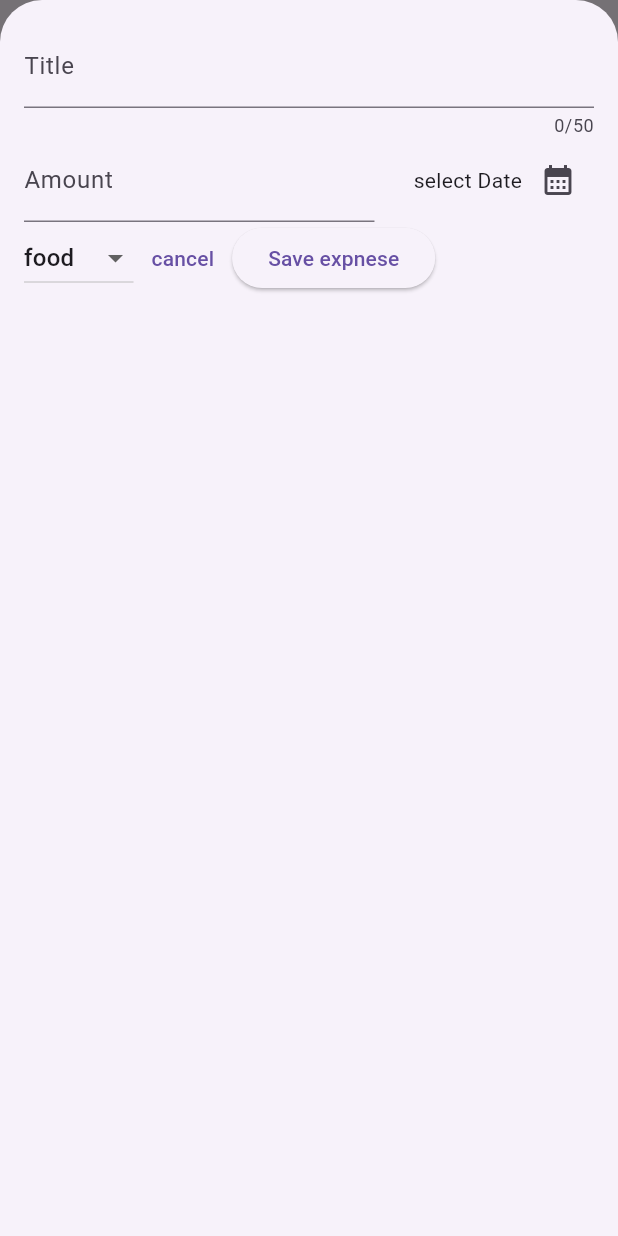
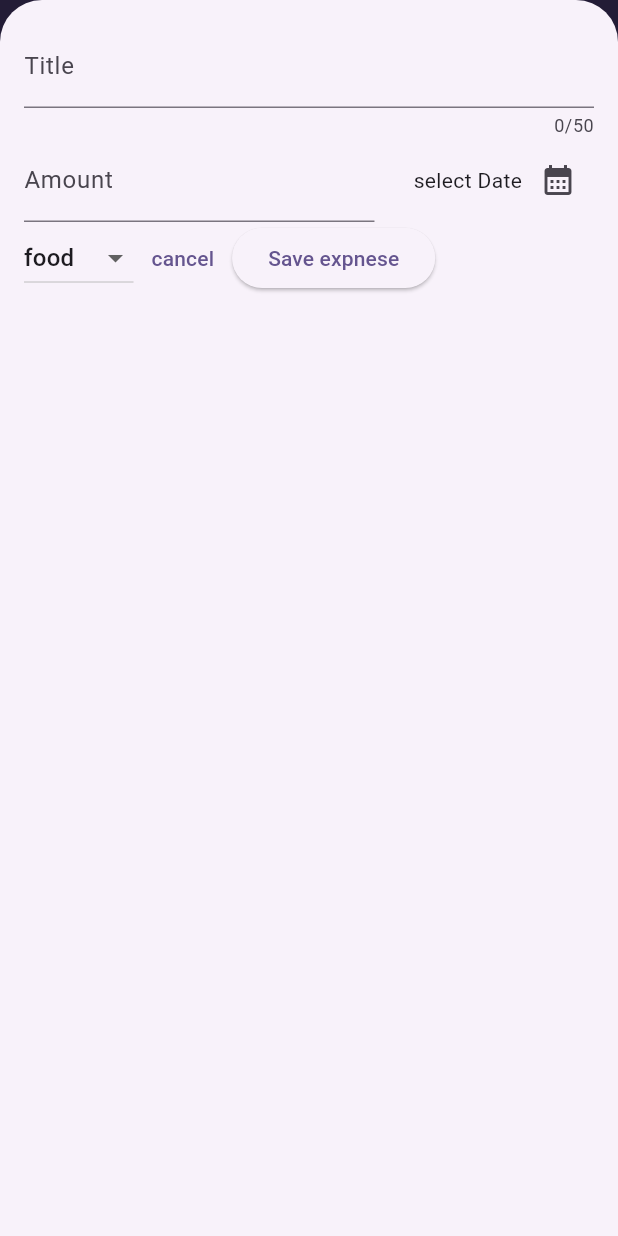
Before and after one commit to Danishalam045/Expenses_app, a Flutter app: the screen it shows after launch, after a tap on the "add" icon, on a phone screen of 412 x 824 dp. Run offline on Flutter 3.47's test engine with Material 3 defaults, Android fonts, the phone set to English and light mode, and no system bars.

Commit message:
Adding themes

```diff
--- a/lib/main.dart
+++ b/lib/main.dart
@@ -1,12 +1,20 @@
 import 'package:flutter/material.dart';
 import 'package:fourth_project/widgets/expenses.dart';
+
+var kSchemeColor = ColorScheme.fromSeed(
+  seedColor: const Color.fromARGB(255, 96, 59, 181),
+);
 
 void main() {
   runApp(
     MaterialApp(
       theme: ThemeData().copyWith(
         useMaterial3: true,
-        scaffoldBackgroundColor: const Color.fromARGB(255, 220, 189, 252),
+        colorScheme: kSchemeColor,
+        appBarTheme: const AppBarTheme().copyWith(
+          backgroundColor: kSchemeColor.onPrimaryContainer,
+          foregroundColor: kSchemeColor.primaryContainer,
+        ),
       ),
       home: const Expenses(),
     ),
```
